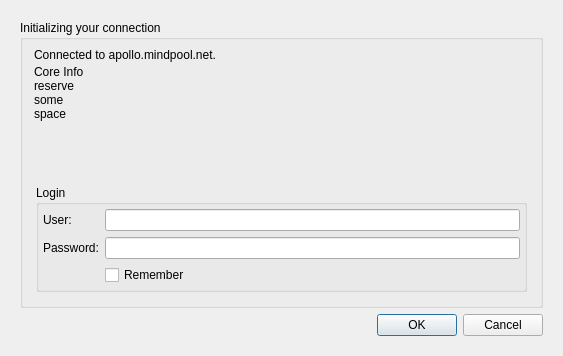
Old version of the form src/qtui/ui/coreconnectdlg.ui in the repository quassel/quassel.
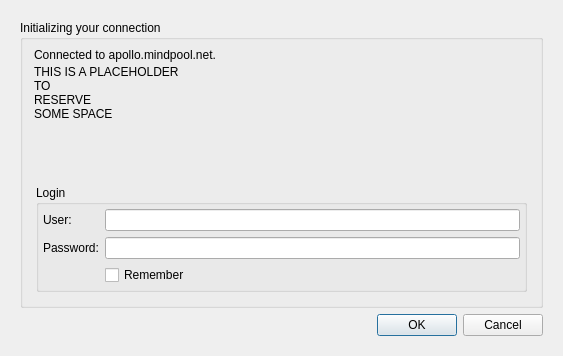
New version of the form. The open tabs and pages were chosen to show the change. Icons and pictures are not drawn.

The edit to the form file:
```diff
--- a/src/qtui/ui/coreconnectdlg.ui
+++ b/src/qtui/ui/coreconnectdlg.ui
@@ -199,10 +199,10 @@
                </sizepolicy>
               </property>
               <property name="text" >
-               <string>Core Info
-reserve
-some
-space</string>
+               <string>THIS IS A PLACEHOLDER
+TO
+RESERVE
+SOME SPACE</string>
               </property>
               <property name="alignment" >
                <set>Qt::AlignLeading|Qt::AlignLeft|Qt::AlignTop</set>
```
Left out of the diff: 2 changed lines with no effect on the pictures.
